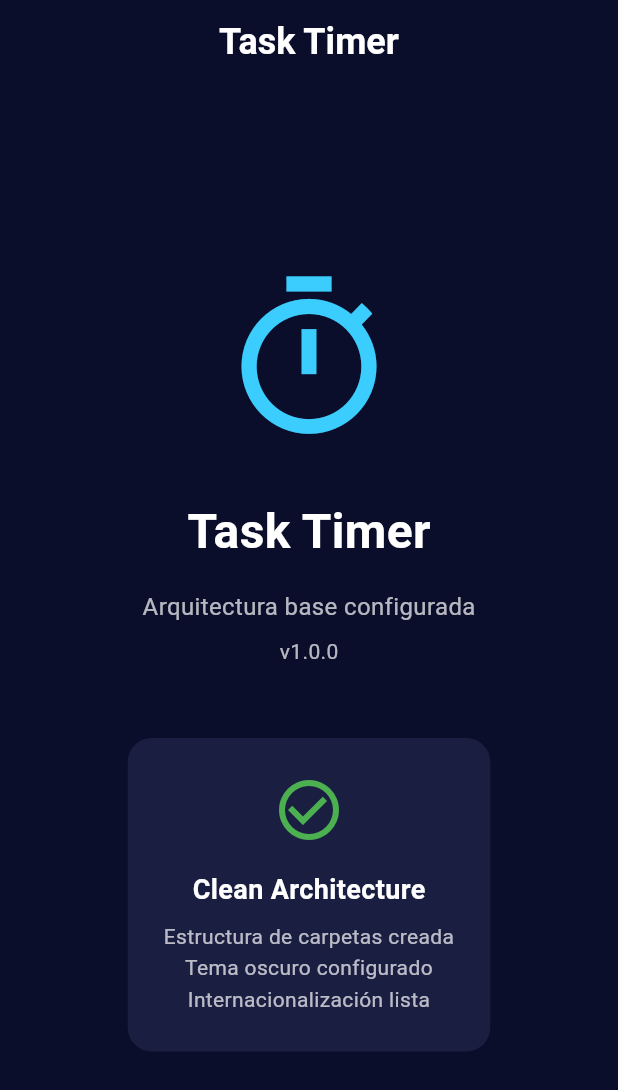
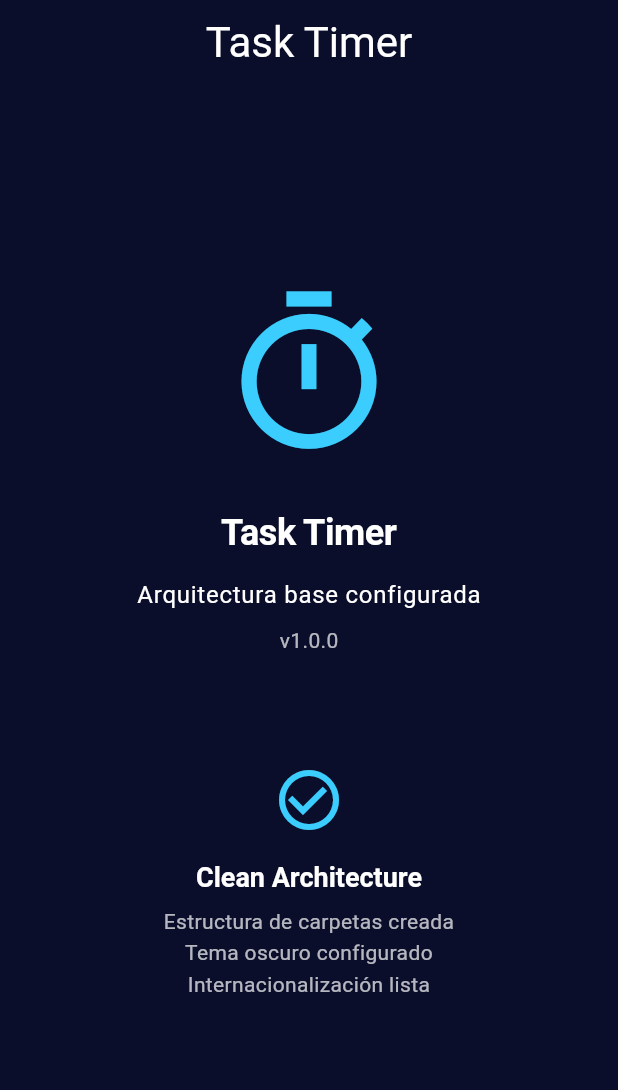
Before and after one commit to JuanPMorales/Task_Timer_App_Gestion_de_Tiempo_Inteligente, a Flutter app: the screen it shows after launch, on a phone screen of 412 x 824 dp. Shown: the top 1090 px of the screen. Run offline on Flutter 3.47's test engine with Material 3 defaults, Android fonts, the phone set to English and light mode, and no system bars; our stand-ins replace flutter_riverpod, sqflite; accounts and stored records are empty.

Commit message:
feat(tema): integrar AppTheme en MaterialApp
- Reemplazar _buildTheme() con AppTheme.darkTheme
- Actualizar _PlaceholderHomePage para usar Theme.of(context)
- Eliminar 14 referencias directas a AppColors
- Reducir código de 160 a 110 líneas (-31%)

Refs: TASK_BREAKDOWN.md#2.3.5

```diff
--- a/lib/main.dart
+++ b/lib/main.dart
@@ -8,7 +8,7 @@ import 'package:flutter/material.dart';
 import 'package:flutter_localizations/flutter_localizations.dart';
 import 'package:flutter_riverpod/flutter_riverpod.dart';
 import 'package:task_timer/core/constants/app_constants.dart';
-import 'package:task_timer/core/theme/app_colors.dart';
+import 'package:task_timer/core/theme/app_theme.dart';
 import 'package:task_timer/l10n/app_localizations.dart';
 
 /// Función principal de la aplicación
@@ -50,55 +50,11 @@ class TaskTimerApp extends StatelessWidget {
       ],
       locale: const Locale('es'),
 
-      // Tema
-      theme: _buildTheme(),
+      // Tema - Utilizando AppTheme del sistema de diseño
+      theme: AppTheme.darkTheme,
 
       // Página inicial (temporal - se reemplazará con TaskListScreen)
       home: const _PlaceholderHomePage(),
-    );
-  }
-
-  /// Construye el tema de la aplicación
-  ThemeData _buildTheme() {
-    return ThemeData(
-      // Paleta de colores
-      colorScheme: const ColorScheme.dark(
-        primary: AppColors.primaryLight,
-        secondary: AppColors.primaryLight,
-        surface: AppColors.surface,
-        error: AppColors.error,
-      ),
-
-      // Scaffold
-      scaffoldBackgroundColor: AppColors.background,
-
-      // AppBar
-      appBarTheme: const AppBarTheme(
-        backgroundColor: AppColors.background,
-        elevation: 0,
-        centerTitle: true,
-      ),
-
-      // Material 3
-      useMaterial3: true,
-
-      // Tipografía (se refinará con AppTextStyles)
-      textTheme: const TextTheme(
-        displayLarge: TextStyle(color: AppColors.textPrimary),
-        displayMedium: TextStyle(color: AppColors.textPrimary),
-        displaySmall: TextStyle(color: AppColors.textPrimary),
-        headlineMedium: TextStyle(color: AppColors.textPrimary),
-        headlineSmall: TextStyle(color: AppColors.textPrimary),
-        titleLarge: TextStyle(color: AppColors.textPrimary),
-        bodyLarge: TextStyle(color: AppColors.textPrimary),
-        bodyMedium: TextStyle(color: AppColors.textSecondary),
-      ),
-
-      // FloatingActionButton
-      floatingActionButtonTheme: const FloatingActionButtonThemeData(
-        backgroundColor: AppColors.primaryLight,
-        foregroundColor: AppColors.primaryDark,
-      ),
     );
   }
 }
@@ -112,16 +68,15 @@ class _PlaceholderHomePage extends StatelessWidget {
   @override
   Widget build(BuildContext context) {
     final localizations = AppLocalizations.of(context);
+    final theme = Theme.of(context);
+    final textTheme = theme.textTheme;
+    final colorScheme = theme.colorScheme;
 
     return Scaffold(
       appBar: AppBar(
-        title: const Text(
+        title: Text(
           AppConstants.appName,
-          style: TextStyle(
-            fontSize: 24,
-            fontWeight: FontWeight.bold,
-            color: AppColors.textPrimary,
-          ),
+          style: textTheme.headlineMedium,
         ),
       ),
       body: Center(
@@ -129,41 +84,31 @@ class _PlaceholderHomePage extends StatelessWidget {
           mainAxisAlignment: MainAxisAlignment.center,
           children: [
             // Icono de reloj
-            const Icon(
+            Icon(
               Icons.timer_outlined,
               size: 120,
-              color: AppColors.primaryLight,
+              color: colorScheme.primary,
             ),
             const SizedBox(height: 32),
 
             // Título
             Text(
               localizations?.appTitle ?? 'Task Timer',
-              style: const TextStyle(
-                fontSize: 32,
-                fontWeight: FontWeight.bold,
-                color: AppColors.textPrimary,
-              ),
+              style: textTheme.displayMedium,
             ),
             const SizedBox(height: 16),
 
             // Subtítulo
-            const Text(
+            Text(
               'Arquitectura base configurada',
-              style: TextStyle(
-                fontSize: 16,
-                color: AppColors.textSecondary,
-              ),
+              style: textTheme.bodyLarge,
             ),
             const SizedBox(height: 8),
 
             // Versión
-            const Text(
+            Text(
               'v${AppConstants.version}',
-              style: TextStyle(
-                fontSize: 14,
-                color: AppColors.textSecondary,
-              ),
+              style: textTheme.bodyMedium,
             ),
             const SizedBox(height: 48),
 
@@ -172,34 +117,26 @@ class _PlaceholderHomePage extends StatelessWidget {
               margin: const EdgeInsets.symmetric(horizontal: 48),
               padding: const EdgeInsets.all(24),
               decoration: BoxDecoration(
-                color: AppColors.surface,
+                color: colorScheme.surface,
                 borderRadius: BorderRadius.circular(16),
               ),
-              child: const Column(
+              child: Column(
                 children: [
                   Icon(
                     Icons.check_circle_outline,
                     size: 48,
-                    color: AppColors.success,
+                    color: theme.colorScheme.tertiary,
                   ),
-                  SizedBox(height: 16),
+                  const SizedBox(height: 16),
                   Text(
                     'Clean Architecture',
-                    style: TextStyle(
-                      fontSize: 18,
-                      fontWeight: FontWeight.w600,
-                      color: AppColors.textPrimary,
-                    ),
+                    style: textTheme.titleLarge,
                   ),
-                  SizedBox(height: 8),
+                  const SizedBox(height: 8),
                   Text(
                     'Estructura de carpetas creada\nTema oscuro configurado\nInternacionalización lista',
                     textAlign: TextAlign.center,
-                    style: TextStyle(
-                      fontSize: 14,
-                      color: AppColors.textSecondary,
-                      height: 1.5,
-                    ),
+                    style: textTheme.bodyMedium?.copyWith(height: 1.5),
                   ),
                 ],
               ),
```
